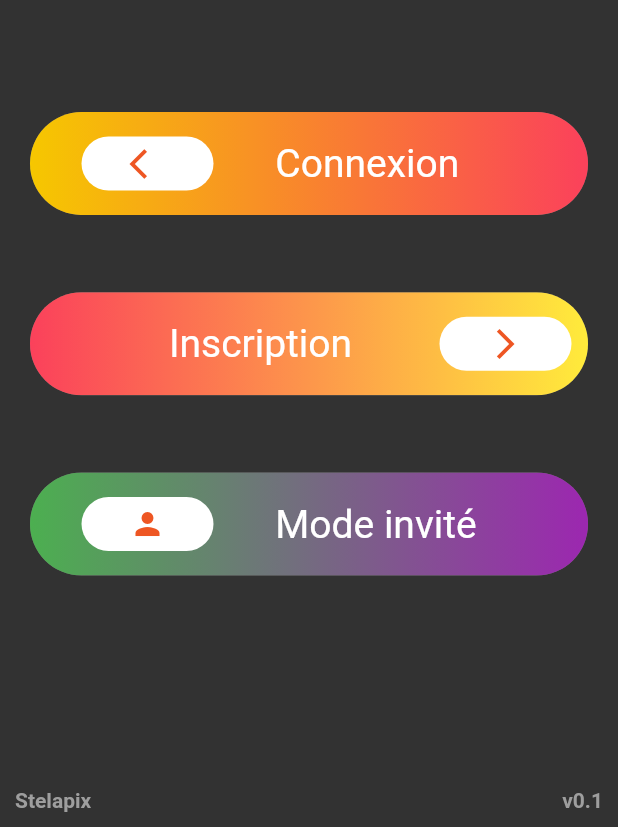
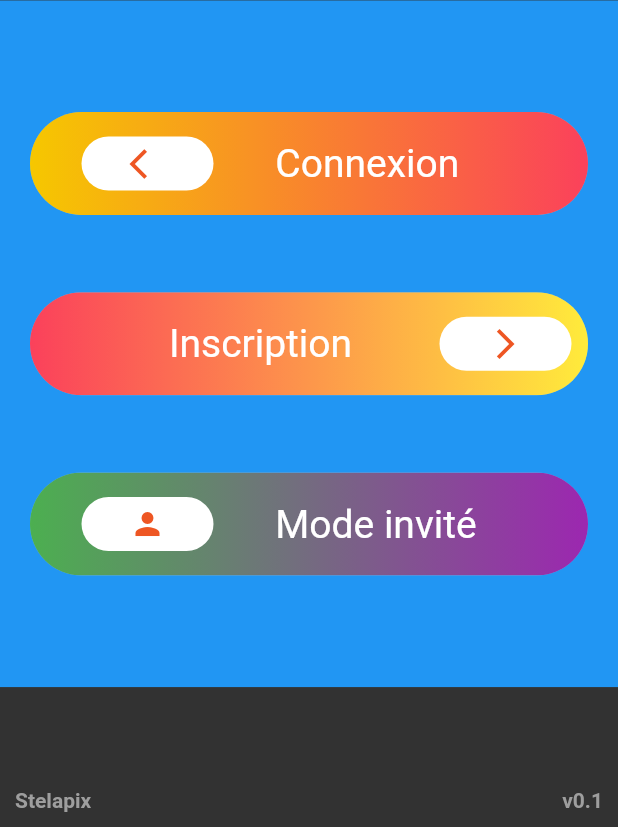
Before and after one commit to Stelapix/Bonap, a Flutter app: the screen it shows after launch, on a phone screen of 412 x 824 dp, the part 409-1236 px from its top. Run offline on Flutter 3.47's test engine with Material 2 defaults, Android fonts, the phone set to English and light mode, and no system bars; our stand-ins replace firebase_auth, google_sign_in, vibration; missing offline and left inert: flutter_facebook_login; accounts and stored records are empty; project files that could hold a hidden picture were left out.

Commit message:
Login amélioration v12

```diff
--- a/lib/files/login/mainMenu.dart
+++ b/lib/files/login/mainMenu.dart
@@ -98,7 +98,8 @@ class MainMenuState extends State<MainMenu> with TickerProviderStateMixin {
             SizedBox(
               height: Constant.height / 1.8,
               child: Container(
-                padding: const EdgeInsets.symmetric(horizontal: 20.0),
+                color: Colors.blue,
+                padding: const EdgeInsets.symmetric(horizontal: 20.0, vertical: 20.0),
                 child: Column(
                   mainAxisAlignment: MainAxisAlignment.center,
                   children: <Widget>[
@@ -188,7 +189,7 @@ class MainMenuState extends State<MainMenu> with TickerProviderStateMixin {
   Future<bool> signOut() async {
     await LoginTools.auth.signOut();
     await GoogleWay().googleSignIn.signOut();
-    print("User Sign Out");
+    print(LoginTools.guestMode ? "Guest Sign Out" : "User Sign Out");
     MainMenu();
     LoginTools.loggout = false;
     return true;
```
